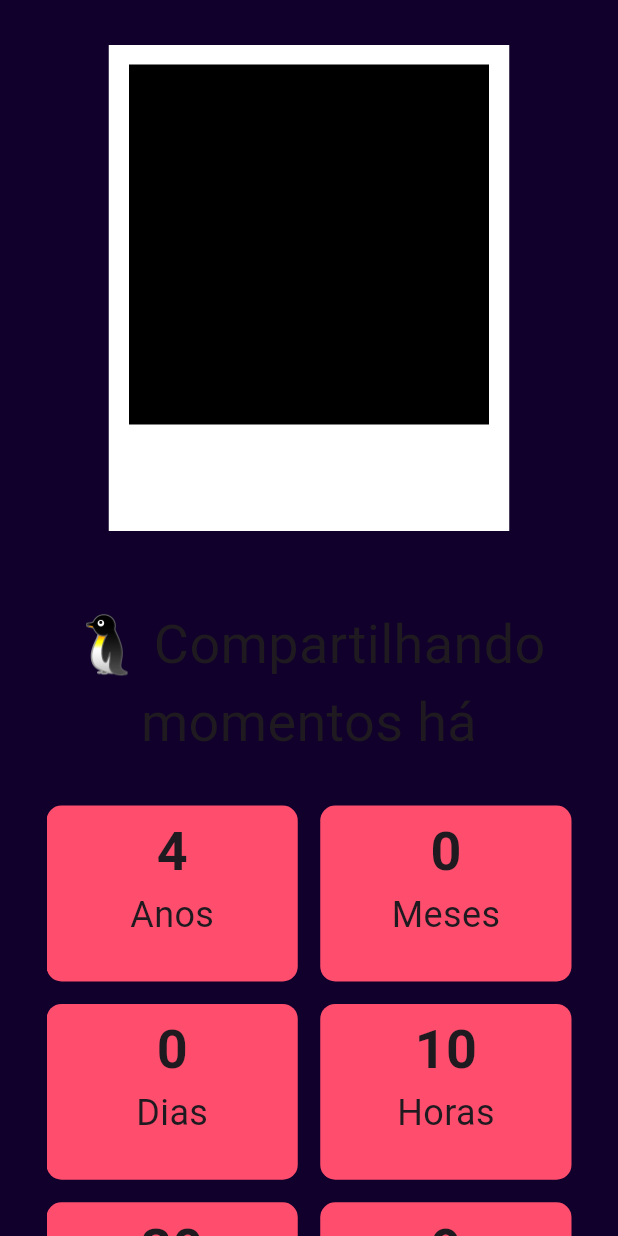
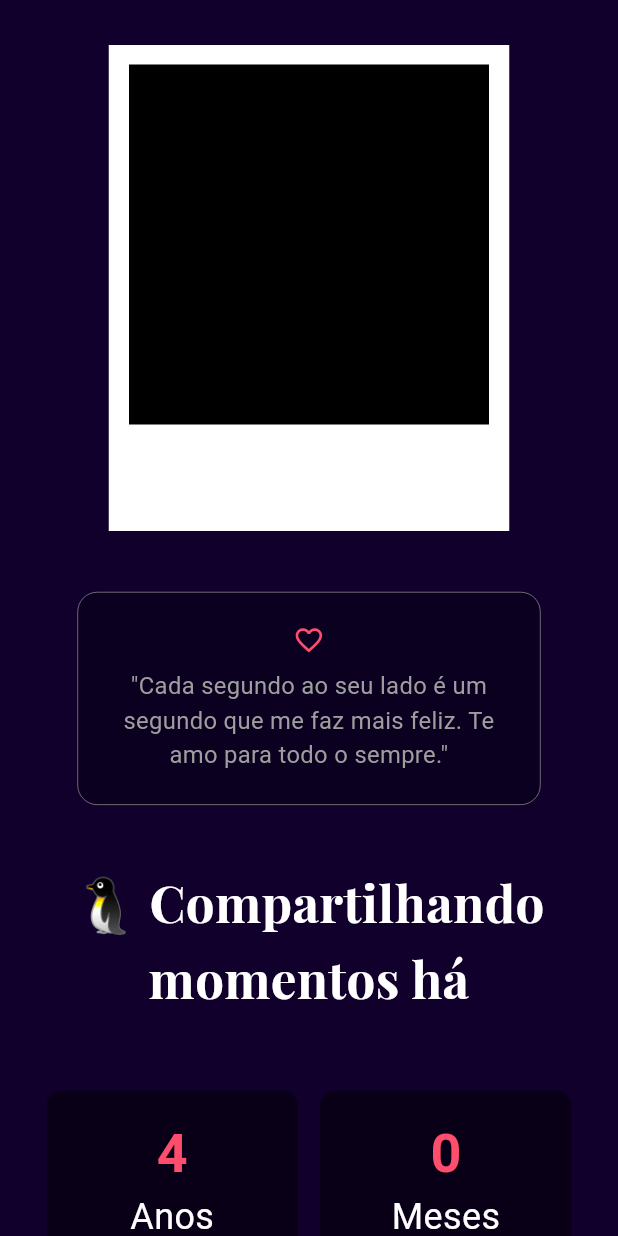
Before and after one commit to gugarocha/contador-tempo-juntos, a Flutter app: the CountTimePage screen opened directly, on a phone screen of 412 x 824 dp. Run offline on Flutter 3.47's test engine with Material 3 defaults, Android fonts, the phone set to English and light mode, and no system bars; our stand-ins replace camera, firebase_core, firebase_storage, jiffy; missing offline and left inert: exif; accounts and stored records are empty; network calls fail; statements that could not run were skipped.

Commit message:
styles in CountDowbPage

```diff
--- a/lib/main.dart
+++ b/lib/main.dart
@@ -4,11 +4,7 @@
 import 'package:flutter/material.dart';
 import 'src/core/env/env.dart';
 import 'src/core/ui/app_theme.dart';
-import 'src/pages/best_moments/best_moments_page.dart';
-import 'src/pages/camera/camera_page.dart';
-import 'src/pages/count_time/count_time_page.dart';
 import 'src/pages/safe/safe_page.dart';
-import 'src/pages/take_moment/take_moment_page.dart';
 
 void main() async {
   WidgetsFlutterBinding.ensureInitialized();
@@ -22,9 +18,7 @@
     MaterialApp(
       title: 'Contador de Tempo Juntos',
       debugShowCheckedModeBanner: false,
-      // home: const BestMomentsPage(),
-      home: const CountTimePage(),
-      // home: const SafePage(),
+      home: const SafePage(),
       theme: AppTheme.themeData,
     ),
   );
--- a/lib/src/core/ui/app_theme.dart
+++ b/lib/src/core/ui/app_theme.dart
@@ -10,10 +10,10 @@
     ),
     elevatedButtonTheme: ElevatedButtonThemeData(
       style: ElevatedButton.styleFrom(
-        foregroundColor: ColorsConstants.primary,
-        backgroundColor: ColorsConstants.secondary,
+        minimumSize: const Size.fromHeight(70),
+        backgroundColor: ColorsConstants.primary,
         shape: RoundedRectangleBorder(
-          borderRadius: BorderRadius.circular(30),
+          borderRadius: BorderRadius.circular(10),
         ),
       ),
     ),
--- a/lib/src/core/ui/constants.dart
+++ b/lib/src/core/ui/constants.dart
@@ -13,6 +13,12 @@
 sealed class FontsConstants {
   static const titleFontFamily = 'PlayfairDisplay';
 
+  static const titleLarge = TextStyle(
+    fontFamily: titleFontFamily,
+    color: Colors.white,
+    fontWeight: FontWeight.bold,
+    fontSize: 34,
+  );
   static const titleMedium = TextStyle(
     fontFamily: titleFontFamily,
     color: Colors.white,
--- a/lib/src/pages/count_time/count_time_page.dart
+++ b/lib/src/pages/count_time/count_time_page.dart
@@ -1,5 +1,8 @@
 import 'package:flutter/material.dart';
 
+import '../../core/ui/constants.dart';
+import '../../core/ui/widgets/content_container.dart';
+import '../../core/ui/widgets/heart_widget.dart';
 import '../../core/utils/util_functions.dart';
 import '../best_moments/best_moments_page.dart';
 import 'widgets/count_down.dart';
@@ -28,21 +31,42 @@
                     children: [
                       PolaroidImage(),
                       SizedBox(
-                        height: 50,
+                        height: 30,
+                      ),
+                      ContentContainer(
+                        child: Column(
+                          children: [
+                            HeartWidget(),
+                            SizedBox(
+                              height: 10,
+                            ),
+                            Text(
+                              '"Cada segundo ao seu lado é um segundo que me faz mais feliz. Te amo para todo o sempre."',
+                              textAlign: TextAlign.center,
+                              style: TextStyle(
+                                color: Colors.grey,
+                                fontSize: 18,
+                              ),
+                            ),
+                          ],
+                        ),
+                      ),
+                      SizedBox(
+                        height: 30,
                       ),
                       Text(
-                        '🐧 Compartilhando momentos há',
-                        maxLines: 2,
+                        '🐧 Compartilhando\nmomentos há',
                         textAlign: TextAlign.center,
-                        style: TextStyle(
-                          fontSize: 36,
-                        ),
+                        style: FontsConstants.titleLarge,
                       ),
                     ],
                   ),
                 ),
               ),
-              const CountDown(),
+              const SliverPadding(
+                padding: EdgeInsets.symmetric(vertical: 20),
+                sliver: CountDown(),
+              ),
               SliverPadding(
                 padding: const EdgeInsets.symmetric(vertical: 20),
                 sliver: SliverToBoxAdapter(
@@ -54,8 +78,21 @@
                         pushReplacement: false,
                       );
                     },
-                    child: const Text(
-                      'Conferir melhores momentos →',
+                    child: const Row(
+                      children: [
+                        Text(
+                          'Conferir melhores momentos',
+                          style: TextStyle(
+                            fontSize: 20,
+                            fontWeight: FontWeight.bold,
+                          ),
+                        ),
+                        SizedBox(width: 10),
+                        Icon(
+                          Icons.arrow_right_alt,
+                          size: 24,
+                        ),
+                      ],
                     ),
                   ),
                 ),
--- a/lib/src/pages/count_time/widgets/count_down.dart
+++ b/lib/src/pages/count_time/widgets/count_down.dart
@@ -102,22 +102,27 @@
     return Container(
       padding: const EdgeInsets.symmetric(vertical: 5),
       decoration: const BoxDecoration(
-        color: ColorsConstants.secondary,
+        color: Colors.black45,
         borderRadius: BorderRadius.all(Radius.circular(10)),
       ),
       child: Column(
         mainAxisSize: MainAxisSize.min,
+        mainAxisAlignment: MainAxisAlignment.center,
         children: [
           Text(
             time,
             style: const TextStyle(
               fontSize: 36,
               fontWeight: FontWeight.bold,
+              color: ColorsConstants.secondary,
             ),
           ),
           Text(
             label,
-            style: const TextStyle(fontSize: 24),
+            style: const TextStyle(
+              fontSize: 24,
+              color: Colors.white,
+            ),
           ),
         ],
       ),
```
Also changed, not shown: 1 other file.
